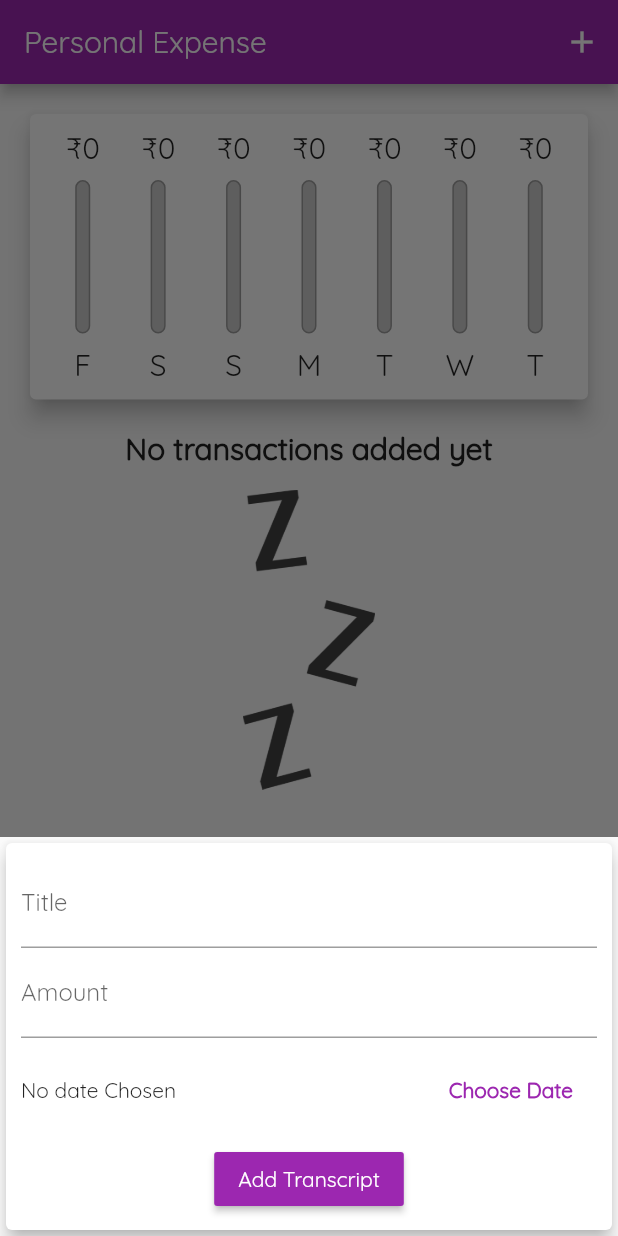
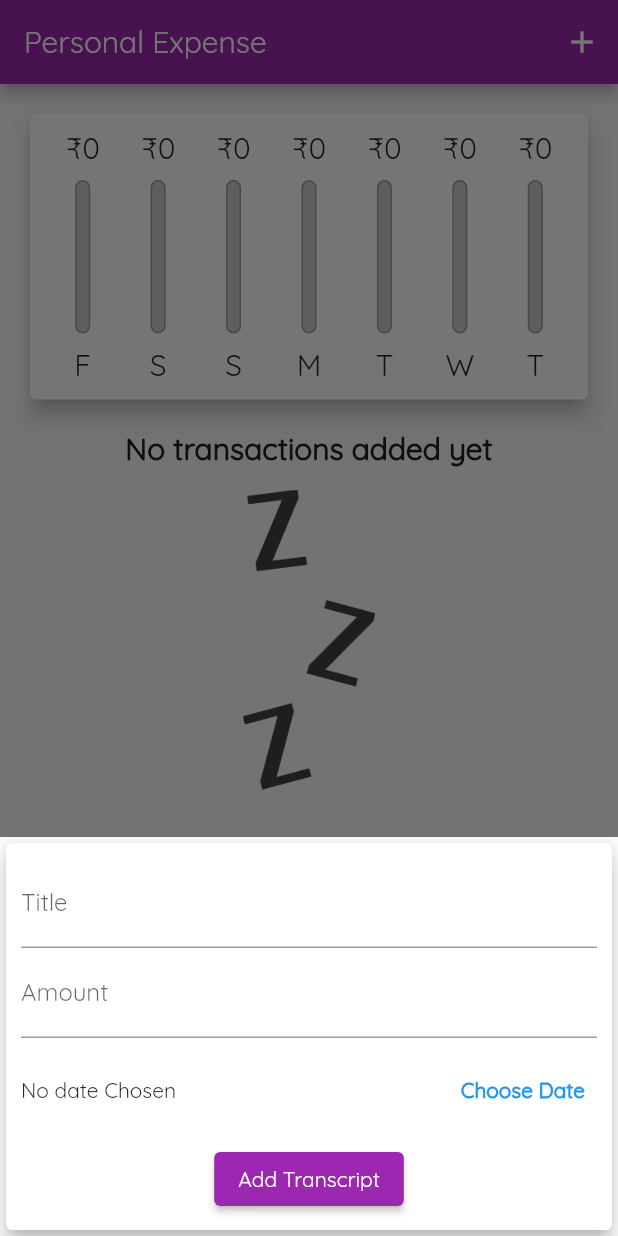
Before and after one commit to Debajyoti14/Expense-Tracker-App, a Flutter app: the screen it shows after launch, after a tap on the "add" icon, on a phone screen of 412 x 824 dp. Run offline on Flutter 3.47's test engine with Material 2 defaults, Android fonts, the phone set to English and light mode, and no system bars.

Commit message:
Deprecations removed

```diff
--- a/lib/Widgets/chart.dart
+++ b/lib/Widgets/chart.dart
@@ -7,7 +7,7 @@ import '../Models/transaction.dart';
 class Chart extends StatelessWidget {
   final List<Transaction> recentTransaction;
 
-  Chart(this.recentTransaction);
+  const Chart(this.recentTransaction, {Key? key}) : super(key: key);
 
   List<Map<String, Object>> get groupedTransactionValues {
     return List.generate(7, (index) {
@@ -39,9 +39,9 @@ class Chart extends StatelessWidget {
   Widget build(BuildContext context) {
     return Card(
       elevation: 6,
-      margin: EdgeInsets.all(20),
+      margin: const EdgeInsets.all(20),
       child: Container(
-        padding: EdgeInsets.all(10),
+        padding: const EdgeInsets.all(10),
         child: Row(
             mainAxisAlignment: MainAxisAlignment.spaceAround,
             children: groupedTransactionValues.map((data) {
--- a/lib/Widgets/chart_bar.dart
+++ b/lib/Widgets/chart_bar.dart
@@ -1,24 +1,27 @@
 import 'package:flutter/material.dart';
 
+// ignore: camel_case_types
 class Chart_bar extends StatelessWidget {
   final String label;
   final double spendingAmount;
   final double spendingPctOfTotal;
 
-  const Chart_bar(this.label, this.spendingAmount, this.spendingPctOfTotal);
+  const Chart_bar(this.label, this.spendingAmount, this.spendingPctOfTotal,
+      {Key? key})
+      : super(key: key);
   @override
   Widget build(BuildContext context) {
     return LayoutBuilder(builder: (ctx, constraints) {
       return Column(
         children: <Widget>[
-          Container(
+          SizedBox(
             height: constraints.maxHeight * 0.15,
             child: FittedBox(
               child: Text('₹${spendingAmount.toStringAsFixed(0)}'),
             ),
           ),
           SizedBox(height: constraints.maxHeight * 0.05),
-          Container(
+          SizedBox(
             height: constraints.maxHeight * 0.6,
             width: 10,
             child: Stack(
@@ -26,7 +29,7 @@ class Chart_bar extends StatelessWidget {
                 Container(
                   decoration: BoxDecoration(
                     border: Border.all(color: Colors.grey, width: 1),
-                    color: Color.fromARGB(255, 205, 204, 204),
+                    color: const Color.fromARGB(255, 205, 204, 204),
                     borderRadius: BorderRadius.circular(10),
                   ),
                 ),
@@ -42,7 +45,7 @@ class Chart_bar extends StatelessWidget {
             ),
           ),
           SizedBox(height: constraints.maxHeight * 0.05),
-          Container(
+          SizedBox(
               height: constraints.maxHeight * 0.15,
               child: FittedBox(child: Text(label))),
         ],
--- a/lib/Widgets/new_transaction.dart
+++ b/lib/Widgets/new_transaction.dart
@@ -3,14 +3,17 @@
 import 'package:flutter/material.dart';
 import 'package:intl/intl.dart';
 
+// ignore: camel_case_types
 class newTransaction extends StatefulWidget {
+  // ignore: non_constant_identifier_names
   final Function AddTx;
-  newTransaction(this.AddTx);
+  const newTransaction(this.AddTx, {Key? key}) : super(key: key);
 
   @override
   State<newTransaction> createState() => _newTransactionState();
 }
 
+// ignore: camel_case_types
 class _newTransactionState extends State<newTransaction> {
   final titleController = TextEditingController();
 
@@ -78,7 +81,7 @@ class _newTransactionState extends State<newTransaction> {
                   keyboardType: TextInputType.number,
                   onSubmitted: (_) => submitData(),
                 ),
-                Container(
+                SizedBox(
                     height: 70,
                     child: Row(children: <Widget>[
                       Expanded(
@@ -86,20 +89,23 @@ class _newTransactionState extends State<newTransaction> {
                             ? 'No date Chosen'
                             : DateFormat.yMd().format(selectedDate!)),
                       ),
-                      Container(
-                        child: FlatButton(
-                            textColor: Theme.of(context).primaryColor,
-                            child: Text(
-                              'Choose Date',
-                              style: TextStyle(fontWeight: FontWeight.bold),
-                            ),
-                            onPressed: _presentDatePicker),
-                      ),
+                      TextButton(
+                          style: TextButton.styleFrom(
+                            foregroundColor: Theme.of(context).primaryColor,
+                          ),
+                          child: Text(
+                            'Choose Date',
+                            style: TextStyle(fontWeight: FontWeight.bold),
+                          ),
+                          onPressed: _presentDatePicker),
                     ])),
-                RaisedButton(
+                ElevatedButton(
                     onPressed: () => submitData(),
-                    color: Colors.purple,
-                    textColor: Colors.white,
+                    style: ElevatedButton.styleFrom(
+                      backgroundColor:
+                          Colors.purple, // background (button) color
+                      foregroundColor: Colors.white, // foreground (text) color
+                    ),
                     child: Text('Add Transcript'))
               ],
             ),
--- a/lib/Widgets/transaction_list.dart
+++ b/lib/Widgets/transaction_list.dart
@@ -6,24 +6,26 @@ import 'package:flutter/material.dart';
 import 'package:intl/intl.dart';
 import '../Models/transaction.dart';
 
+// ignore: camel_case_types
 class userTransactionList extends StatefulWidget {
   final List<Transaction> transactions;
 
   final Function deleteTransaction;
-  userTransactionList(
-    this.transactions,
-    this.deleteTransaction,
-  );
+  const userTransactionList(this.transactions, this.deleteTransaction,
+      {Key? key})
+      : super(key: key);
 
   @override
   State<userTransactionList> createState() => _userTransactionListState();
 }
 
+// ignore: camel_case_types
 class _userTransactionListState extends State<userTransactionList> {
   Color? _bgColor;
 
   @override
   void initState() {
+    super.initState();
     const availableColors = [
       Colors.black,
       Colors.purple,
@@ -35,7 +37,7 @@ class _userTransactionListState extends State<userTransactionList> {
 
   @override
   Widget build(BuildContext context) {
-    return Container(
+    return SizedBox(
         height: 300,
         child: widget.transactions.isEmpty
             ? Column(
@@ -46,7 +48,7 @@ class _userTransactionListState extends State<userTransactionList> {
                           fontWeight: FontWeight.bold,
                           fontSize: 20)),
                   SizedBox(height: 15),
-                  Container(
+                  SizedBox(
                       height: 200,
                       child: Image.asset('assets/images/waiting.png',
                           fit: BoxFit.cover))
@@ -65,7 +67,7 @@ class _userTransactionListState extends State<userTransactionList> {
                           padding: EdgeInsets.all(6),
                           child: FittedBox(
                             child:
-                                Text('\₹${widget.transactions[index].amount}'),
+                                Text('₹${widget.transactions[index].amount}'),
                           ),
                         ),
                       ),
--- a/lib/main.dart
+++ b/lib/main.dart
@@ -17,16 +17,16 @@ void main() {
 }
 
 class MyApp extends StatelessWidget {
-  const MyApp();
+  const MyApp({Key? key}) : super(key: key);
 
   @override
   Widget build(BuildContext context) {
     return MaterialApp(
       title: 'Expense Tracker',
       theme: ThemeData(
-        primarySwatch: Colors.purple,
-        accentColor: Colors.amber,
         fontFamily: 'QuickSand',
+        colorScheme: ColorScheme.fromSwatch(primarySwatch: Colors.purple)
+            .copyWith(secondary: Colors.amber),
       ),
       home: MyHomePage(),
     );
@@ -34,6 +34,8 @@ class MyApp extends StatelessWidget {
 }
 
 class MyHomePage extends StatefulWidget {
+  const MyHomePage({Key? key}) : super(key: key);
+
   @override
   State<MyHomePage> createState() => _MyHomePageState();
 }
@@ -54,20 +56,20 @@ class _MyHomePageState extends State<MyHomePage> with WidgetsBindingObserver {
     // ),
   ];
 
-  @override
   void initstate() {
-    WidgetsBinding.instance?.addObserver(this);
+    WidgetsBinding.instance.addObserver(this);
     super.initState();
   }
 
   @override
   void didChangeAppLifecycleState(AppLifecycleState state) {
+    // ignore: avoid_print
     print(state);
   }
 
   @override
   dispose() {
-    WidgetsBinding.instance?.removeObserver(this);
+    WidgetsBinding.instance.removeObserver(this);
     super.dispose();
   }
 
@@ -120,13 +122,13 @@ class _MyHomePageState extends State<MyHomePage> with WidgetsBindingObserver {
         child: Column(
             //mainAxisAlignment: MainAxisAlignment.spaceAround,
             children: <Widget>[
-              Container(
+              SizedBox(
                   height: (MediaQuery.of(context).size.height -
                           appBar.preferredSize.height -
                           MediaQuery.of(context).padding.top) *
                       0.3,
                   child: Chart(_recentTransactions)),
-              Container(
+              SizedBox(
                   height: (MediaQuery.of(context).size.height -
                           appBar.preferredSize.height) *
                       0.7,
```
Also changed, not shown: pubspec.lock, 1 other file.
